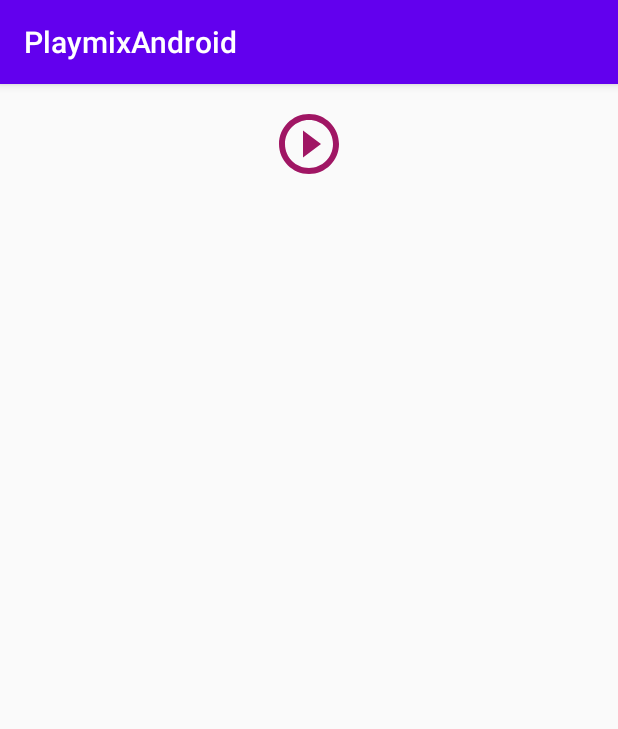
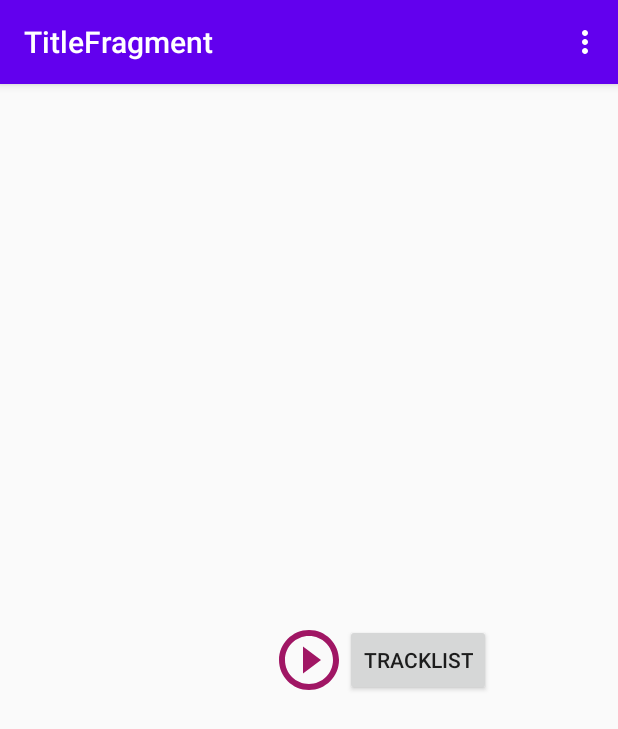
Before and after one commit to cnuptak/PlaymixAndroid, an Android app: the screen it shows after launch (MainActivity), on a phone screen of 412 x 824 dp. Shown: the top 729 px of the screen. Run offline under Robolectric (Android 15) with nearby library versions, the phone set to English and light mode, and no system bars; our stand-ins replace data binding, navigation-ui.

Commit message:
yo first commit

```diff
--- a/app/src/main/java/com/example/playmixandroid/MainActivity.kt
+++ b/app/src/main/java/com/example/playmixandroid/MainActivity.kt
@@ -6,22 +6,23 @@
 import android.widget.Button
 import android.widget.Toast
 import androidx.databinding.DataBindingUtil
+import androidx.navigation.findNavController
+import androidx.navigation.ui.NavigationUI
 import com.example.playmixandroid.databinding.ActivityMainBinding
 
 class MainActivity : AppCompatActivity() {
-    private var mediaPlayer: MediaPlayer? = null
 
     override fun onCreate(savedInstanceState: Bundle?) {
         super.onCreate(savedInstanceState)
         @Suppress("UNUSED_VARIABLE")
         val binding = DataBindingUtil.setContentView<ActivityMainBinding>(this, R.layout.activity_main)
-        mediaPlayer = MediaPlayer.create(this, R.raw.april)
-        mediaPlayer?.setOnPreparedListener { println("Ready to go") }
+        val navController = this.findNavController(R.id.myNavHostFragment)
+        NavigationUI.setupActionBarWithNavController(this, navController)
 
-        val playButton: Button = findViewById(R.id.play_button)
-        playButton.setOnClickListener {
-            mediaPlayer?.start()
-            Toast.makeText(this, "Playing the file", Toast.LENGTH_SHORT).show()
         }
+
+    override fun onSupportNavigateUp(): Boolean {
+        val navController = this.findNavController(R.id.myNavHostFragment)
+        return navController.navigateUp()
     }
 }
--- a/app/src/main/java/com/example/playmixandroid/TitleFragment.kt
+++ b/app/src/main/java/com/example/playmixandroid/TitleFragment.kt
@@ -1,21 +1,38 @@
 package com.example.playmixandroid
 
+import android.media.MediaPlayer
 import android.os.Bundle
+import android.view.*
 import androidx.fragment.app.Fragment
-import android.view.LayoutInflater
-import android.view.View
-import android.view.ViewGroup
+import android.widget.Button
 import android.widget.TextView
+import android.widget.Toast
 import androidx.databinding.DataBindingUtil
+import androidx.navigation.Navigation
+import androidx.navigation.findNavController
+import androidx.navigation.ui.NavigationUI
 import com.example.playmixandroid.databinding.FragmentTitleBinding
 
 class TitleFragment : Fragment() {
 
-    override fun onCreateView(
-        inflater: LayoutInflater, container: ViewGroup?,
-        savedInstanceState: Bundle?): View? {
+    override fun onCreateView(inflater: LayoutInflater, container: ViewGroup?, savedInstanceState: Bundle?): View? {
         val binding: FragmentTitleBinding = DataBindingUtil.inflate(inflater, R.layout.fragment_title, container, false)
+        binding.TracklistButton.setOnClickListener (
+            Navigation.createNavigateOnClickListener(R.id.action_titleFragment_to_tracklistFragment32)
+        )
+        setHasOptionsMenu(true)
         return binding.root
+
+    }
+
+    override fun onCreateOptionsMenu(menu: Menu, inflater: MenuInflater) {
+        super.onCreateOptionsMenu(menu, inflater)
+        inflater?.inflate(R.menu.overflowmenu, menu)
+    }
+
+    override fun onOptionsItemSelected(item: MenuItem): Boolean {
+        return NavigationUI.onNavDestinationSelected(item!!,view!!.findNavController())
+                ||super.onOptionsItemSelected(item)
     }
 
 }
--- a/app/src/main/res/layout/activity_main.xml
+++ b/app/src/main/res/layout/activity_main.xml
@@ -6,12 +6,14 @@
         android:layout_width="match_parent"
         android:layout_height="match_parent"
         android:orientation="vertical">
-        <fragment
-                android:id="@+id/titleFragment"
-                android:name="com.example.playmixandroid.TitleFragment"
-                android:layout_width="match_parent"
-                android:layout_height="match_parent"
-        />
+    <fragment
+        android:id="@+id/myNavHostFragment"
+        android:name="androidx.navigation.fragment.NavHostFragment"
+        android:layout_width="match_parent"
+        android:layout_height="match_parent"
+        app:defaultNavHost = "true"
+        app:navGraph="@navigation/navigation"
+    />
     </LinearLayout>
 
 </layout>
--- a/app/src/main/res/layout/fragment_title.xml
+++ b/app/src/main/res/layout/fragment_title.xml
@@ -26,7 +26,18 @@
             android:layout_marginStart="16dp"
             android:layout_marginEnd="16dp"
             app:layout_constraintHorizontal_bias="0.5"
-/>
+            android:layout_marginBottom="16dp"
+            app:layout_constraintBottom_toBottomOf="parent"/>
+
+    <Button
+            android:layout_width="wrap_content"
+            android:layout_height="wrap_content"
+            android:id="@+id/TracklistButton"
+            tools:text="@string/tracklistbutton"
+            app:layout_constraintStart_toEndOf="@+id/play_button"
+            app:layout_constraintTop_toTopOf="parent"
+            app:layout_constraintBottom_toBottomOf="parent"
+            android:text="@string/tracklistbutton"/>
 </androidx.constraintlayout.widget.ConstraintLayout>
 
 </layout>
--- /dev/null
+++ b/app/src/main/res/menu/overflowmenu.xml
@@ -0,0 +1,7 @@
+<?xml version="1.0" encoding="utf-8"?>
+<menu xmlns:android="http://schemas.android.com/apk/res/android">
+
+    <item
+            android:title="@string/about"
+            android:id="@+id/aboutFragment"/>
+</menu>
--- /dev/null
+++ b/app/src/main/res/navigation/navigation.xml
@@ -0,0 +1,25 @@
+<?xml version="1.0" encoding="utf-8"?>
+<navigation xmlns:android="http://schemas.android.com/apk/res/android"
+            xmlns:app="http://schemas.android.com/apk/res-auto"
+            xmlns:tools="http://schemas.android.com/tools"
+            android:id="@+id/navigation"
+            app:startDestination="@id/titleFragment">
+    <fragment
+            android:id="@+id/titleFragment"
+            android:name="com.example.playmixandroid.TitleFragment"
+            android:label="TitleFragment">
+        <action
+                android:id="@+id/action_titleFragment_to_tracklistFragment32"
+                app:destination="@id/tracklistFragment3"/>
+    </fragment>
+    <fragment
+            android:id="@+id/tracklistFragment3"
+            android:name="com.example.playmixandroid.TracklistFragment"
+            android:label="fragment_tracklist"
+            tools:layout="@layout/fragment_tracklist"/>
+    <fragment
+            android:id="@+id/aboutFragment"
+            android:name="com.example.playmixandroid.AboutFragment"
+            android:label="@string/about"
+            tools:layout="@layout/fragment_about"/>
+</navigation>
--- a/app/src/main/res/values/strings.xml
+++ b/app/src/main/res/values/strings.xml
@@ -1,6 +1,11 @@
 <resources>
     <string name="app_name">PlaymixAndroid</string>
     <string name="player">Player!</string>
+    <string name="tracklistbutton">Tracklist</string>
+    <string name="about">About</string>
+    <string name="aboutcontain">Playmix v 0.1
+    \n © Free Corporation, 2020. All rights reserved.
+</string>
     <string name="tracklist">
         Bop - UKBMix 057
         \nMinor Science - Polyglottal
```
Also changed, not shown: app/src/main/java/com/example/playmixandroid/AboutFragment.kt (added, +18 -0 lines), app/src/main/java/com/example/playmixandroid/TracklistFragment.kt (added, +18 -0 lines), app/src/main/res/layout/fragment_about.xml (added, +28 -0 lines), app/src/main/res/layout/fragment_tracklist.xml (added, +23 -0 lines). Lines whose indentation alone changed are shown as unchanged.
